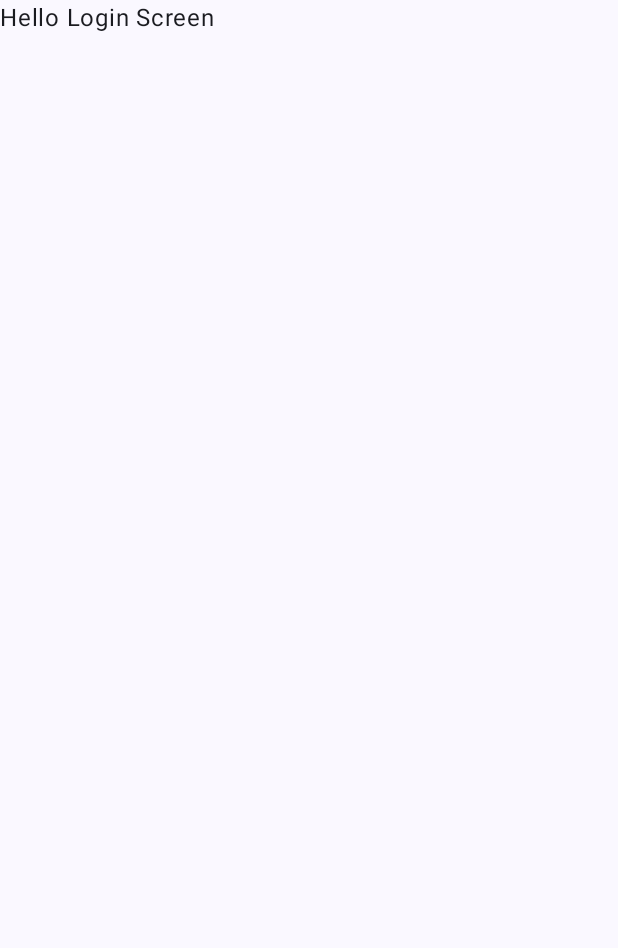
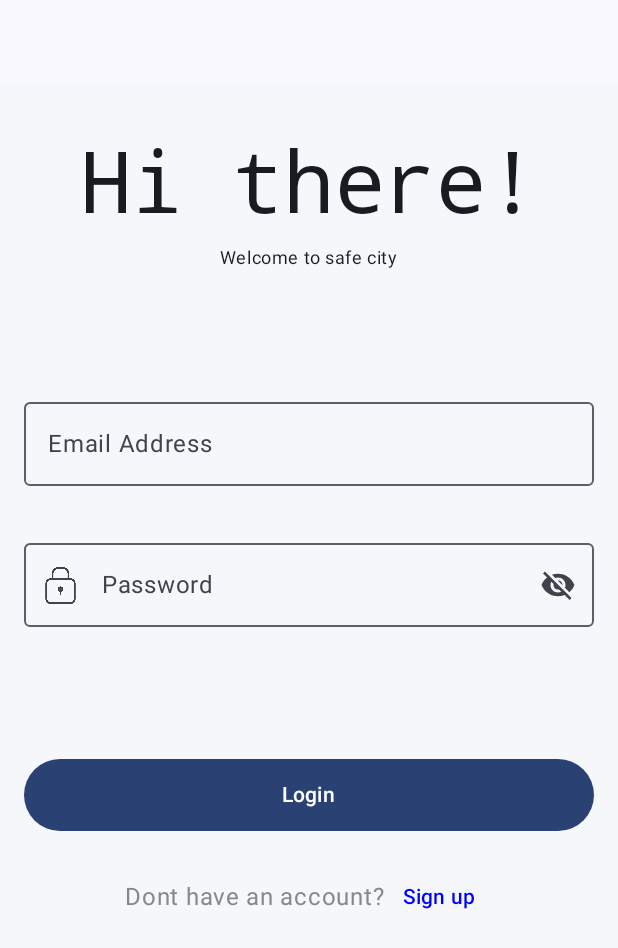
Before and after one commit to Stephenayor/SafeLock, an Android app built with Jetpack Compose: the LoginScreen screen opened through its navigation route, on a phone screen of 412 x 824 dp. Before the commit the part shown is almost empty. Shown: the top 948 px of the screen. Run offline under Robolectric (Android 15) with nearby library versions, the phone set to English and light mode, and no system bars; our stand-ins replace Dagger/Hilt's generated code.

Commit message:
designed login screen with jetpack compose

```diff
--- a/app/src/main/java/com/example/safelock/navigation/NavGraph.kt
+++ b/app/src/main/java/com/example/safelock/navigation/NavGraph.kt
@@ -23,7 +23,7 @@ fun Navigation() {
             SignUpScreen(navController)
         }
         composable("Login"){
-          LoginScreen()
+          LoginScreen(navController)
         }
     }
 }
--- a/app/src/main/java/com/example/safelock/presentation/login/LoginScreen.kt
+++ b/app/src/main/java/com/example/safelock/presentation/login/LoginScreen.kt
@@ -1,19 +1,156 @@
 package com.example.safelock.presentation.login
 
+import androidx.compose.foundation.background
+import androidx.compose.foundation.layout.Arrangement
 import androidx.compose.foundation.layout.Box
+import androidx.compose.foundation.layout.Column
+import androidx.compose.foundation.layout.Row
+import androidx.compose.foundation.layout.Spacer
+import androidx.compose.foundation.layout.fillMaxSize
 import androidx.compose.foundation.layout.fillMaxWidth
+import androidx.compose.foundation.layout.height
+import androidx.compose.foundation.layout.padding
+import androidx.compose.foundation.layout.wrapContentWidth
+import androidx.compose.foundation.text.KeyboardOptions
+import androidx.compose.material.icons.Icons
+import androidx.compose.material.icons.filled.Visibility
+import androidx.compose.material.icons.filled.VisibilityOff
+import androidx.compose.material3.Button
+import androidx.compose.material3.Icon
+import androidx.compose.material3.IconButton
+import androidx.compose.material3.MaterialTheme
+import androidx.compose.material3.OutlinedTextField
 import androidx.compose.material3.Text
+import androidx.compose.material3.TextButton
 import androidx.compose.runtime.Composable
+import androidx.compose.runtime.getValue
+import androidx.compose.runtime.mutableStateOf
+import androidx.compose.runtime.remember
+import androidx.compose.runtime.setValue
+import androidx.compose.ui.Alignment
 import androidx.compose.ui.Modifier
+import androidx.compose.ui.graphics.Color
+import androidx.compose.ui.res.painterResource
+import androidx.compose.ui.text.TextStyle
+import androidx.compose.ui.text.font.FontFamily
+import androidx.compose.ui.text.input.KeyboardType
+import androidx.compose.ui.text.input.PasswordVisualTransformation
+import androidx.compose.ui.text.input.VisualTransformation
 import androidx.compose.ui.tooling.preview.Preview
+import androidx.compose.ui.unit.dp
+import androidx.navigation.NavController
+import com.example.safelock.R
+
+
+@Composable
+fun LoginScreen(
+    navController: NavController?
+) {
+    val modifier: Modifier = Modifier
+    var nav: NavController
+    var email by remember { mutableStateOf("") }
+    var password by remember { mutableStateOf("") }
+    var passwordVisible by remember { mutableStateOf(false) }
+
+    Box(modifier = Modifier
+        .fillMaxWidth()
+        .fillMaxSize()
+        .padding(top = 55.dp)
+        .background(Color(0xFFF5F7FB))
+    ){
+        Column(
+            modifier
+                .fillMaxWidth()
+                .padding(horizontal = 16.dp, vertical = 34.dp),
+            horizontalAlignment = Alignment.CenterHorizontally
+        ) {
+
+            Text(
+                text = "Hi there!",
+                style = MaterialTheme.typography.displayLarge,
+                fontFamily = FontFamily.Monospace
+            )
+            Spacer(Modifier.height(8.dp))
+
+            Text(
+                text = "Welcome to safe city",
+                style = MaterialTheme.typography.bodySmall
+            )
+            Spacer(Modifier.height(80.dp))
+
+            //Email
+            OutlinedTextField(
+                value = email,
+                onValueChange = {email = it},
+                label = { Text("Email Address")},
+                modifier = modifier.fillMaxWidth(),
+                keyboardOptions = KeyboardOptions.Default.copy(keyboardType = KeyboardType.Email)
+            )
+            Spacer(modifier = Modifier.height(30.dp))
+
+            //Password
+            OutlinedTextField(
+                value = password,
+                onValueChange = { password = it },
+                label = { Text("Password") },
+                modifier = Modifier.fillMaxWidth(),
+                leadingIcon = {
+                    Icon(
+                        painter = painterResource(id = R.drawable.password_lock),
+                        contentDescription = "Password Icon",
+                        modifier = Modifier
+                            .wrapContentWidth()
+                            .height(30.dp)
+                    )
+                },
+                trailingIcon = {
+                    val image =
+                        if (passwordVisible) Icons.Filled.Visibility else Icons.Filled.VisibilityOff
+                    IconButton(onClick = { passwordVisible = !passwordVisible }) {
+                        Icon(imageVector = image, contentDescription = "Toggle Password Visibility")
+                    }
+                },
+                visualTransformation = if (passwordVisible) VisualTransformation.None else PasswordVisualTransformation(),
+                keyboardOptions = KeyboardOptions.Default.copy(keyboardType = KeyboardType.Password)
+            )
+
+            Spacer(Modifier.height(88.dp))
+
+            Button(
+                onClick = {
+
+                },
+                modifier = Modifier.fillMaxWidth()
+                    .height(48.dp)
+            ) {
+                Text(
+                    text = "Login"
+                )
+            }
+            Spacer(modifier = Modifier.height(20.dp))
+
+            Row(
+                modifier.fillMaxWidth(),
+                horizontalArrangement = Arrangement.Center,
+                verticalAlignment = Alignment.CenterVertically
+            ) {
+                Text(text = "Dont have an account?", color = Color.Gray)
+                TextButton(onClick = {navController?.navigate("Sign up")}) {
+                    Text("Sign up", color = Color.Blue)
+                }
+
+            }
+
+        }
+
+    }
+}
+
+
+
 
 @Preview(showBackground = true)
 @Composable
-fun LoginScreen(modifier: Modifier = Modifier) {
-
-    Box(modifier = Modifier.fillMaxWidth()){
-
-        Text("Hello Login Screen")
-    }
-
+fun LoginScreenPreview(modifier: Modifier = Modifier) {
+    LoginScreen(navController = null)
 }
```
